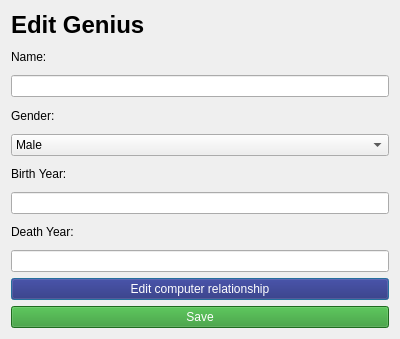
The window that edithcpdialog.ui (danielm15/VLN1-2016-Hopur_16) describes before a commit, drawn with Qt 5.
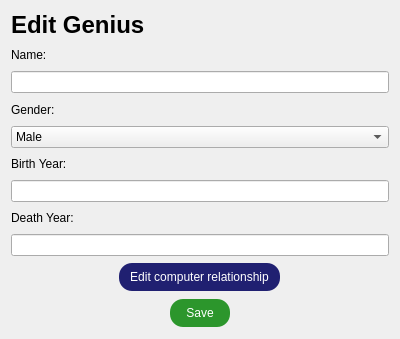
The same window after the commit. Icons and pictures are not drawn.

Commit message: Added css and design features

```diff
--- a/edithcpdialog.ui
+++ b/edithcpdialog.ui
@@ -120,12 +120,16 @@
    <item>
     <widget class="QLineEdit" name="lineEditDeathYear"/>
    </item>
-   <item>
+   <item alignment="Qt::AlignHCenter">
     <widget class="QPushButton" name="buttonEditRelationship">
      <property name="styleSheet">
-      <string notr="true">#buttonEditRelationship::enabled {
+      <string notr="true">#buttonEditRelationship {
 	background-color: rgb(32, 32, 113);
 	color: rgb(255, 255 ,255);
+	padding: 6px 10px;
+	border: 2px solid;
+	border-color: transparent;
+	border-radius: 14px;
 }
 
 #buttonEditRelationship::enabled::hover {
@@ -137,13 +141,16 @@
      </property>
     </widget>
    </item>
-   <item>
+   <item alignment="Qt::AlignHCenter">
     <widget class="QPushButton" name="pushButton">
      <property name="styleSheet">
       <string notr="true">#pushButton {
 	color: rgb(255, 255, 255);
 	background-color: rgb(44, 150, 44);
-	
+	padding: 6px 15px;
+	border: 2px solid;
+	border-color: transparent;
+	border-radius: 14px;
 }
 
 #pushButton::hover {
```
Left out of the diff: 2 changed lines with no effect on the pictures. The commit also changes 4 other files.
